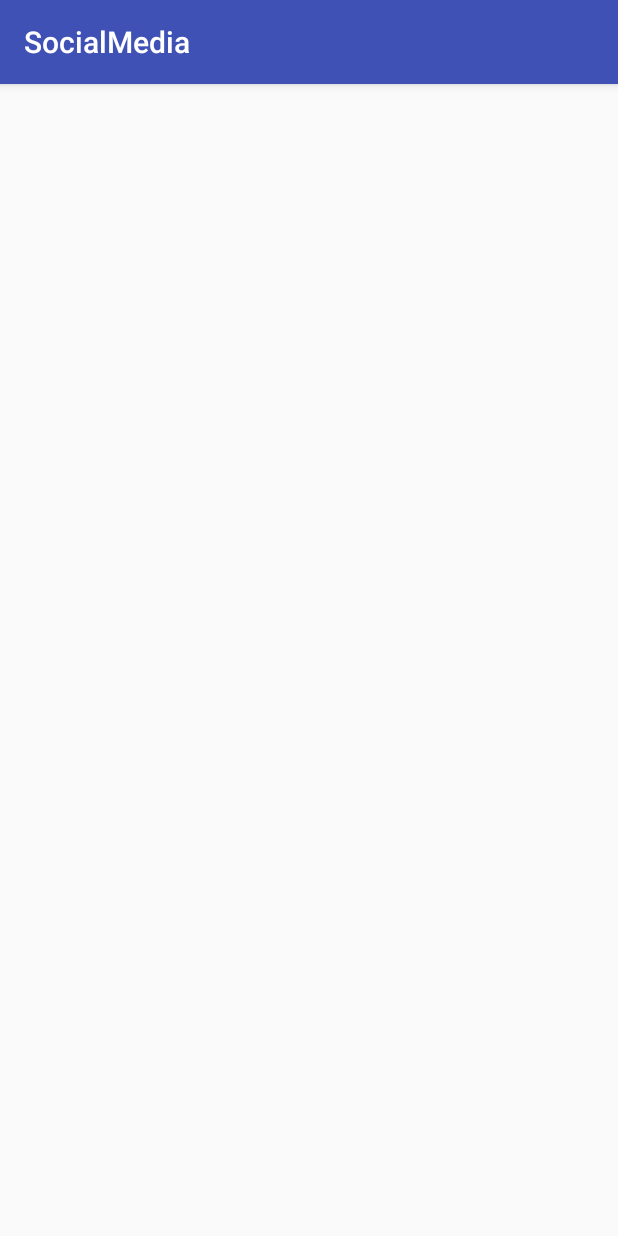
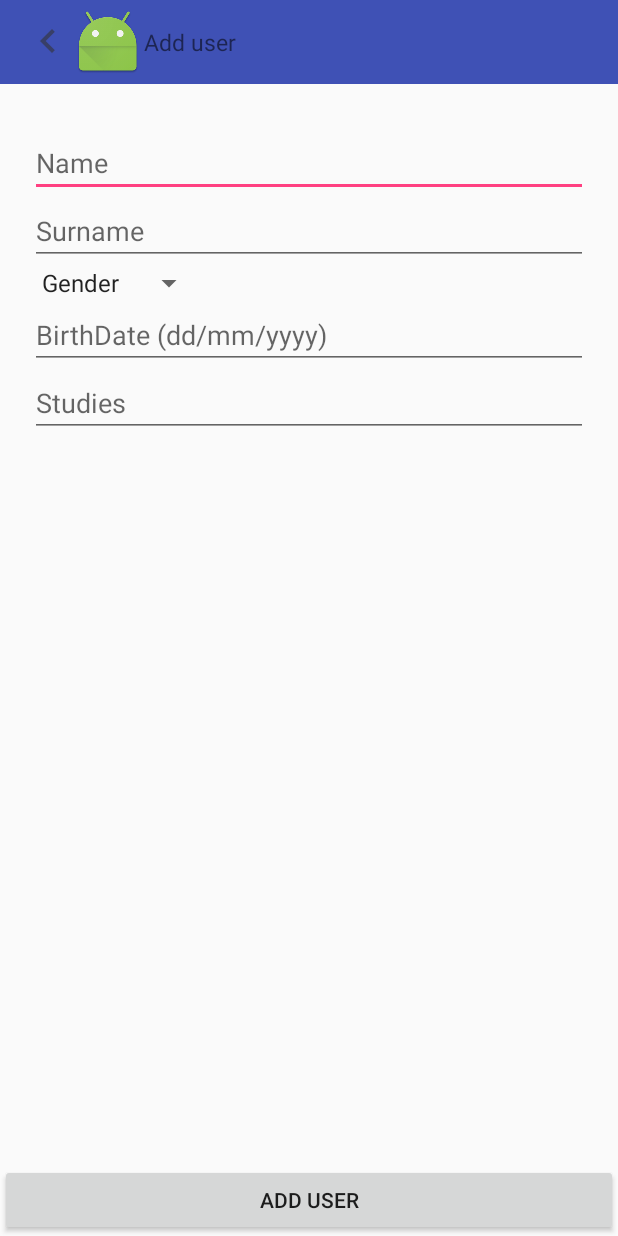
Before and after one commit to EloyLopez/Social_Media, an Android app: the AddUsuarioActivity screen opened directly, with no data from a screen before it, on a phone screen of 412 x 824 dp. Run offline under Robolectric (Android 15) with nearby library versions, the phone set to English and light mode, and no system bars.

Commit message:
add usuario rdy

```diff
--- a/SocialMedia/app/src/main/java/edu/lasalle/ppro2/socialmedia/activities/AddUsuarioActivity.java
+++ b/SocialMedia/app/src/main/java/edu/lasalle/ppro2/socialmedia/activities/AddUsuarioActivity.java
@@ -2,6 +2,7 @@ package edu.lasalle.ppro2.socialmedia.activities;
 
 import android.support.v7.app.AppCompatActivity;
 import android.os.Bundle;
+import android.view.View;
 
 import edu.lasalle.ppro2.socialmedia.R;
 
@@ -11,5 +12,10 @@ public class AddUsuarioActivity extends AppCompatActivity {
     protected void onCreate(Bundle savedInstanceState) {
         super.onCreate(savedInstanceState);
         setContentView(R.layout.activity_add_usuario);
+        getSupportActionBar().hide();
+
+    }
+    public void back_toolBar(View view){
+        onBackPressed();
     }
 }
--- a/SocialMedia/app/src/main/res/layout/activity_add_usuario.xml
+++ b/SocialMedia/app/src/main/res/layout/activity_add_usuario.xml
@@ -1,9 +1,99 @@
 <?xml version="1.0" encoding="utf-8"?>
-<android.support.constraint.ConstraintLayout xmlns:android="http://schemas.android.com/apk/res/android"
+<RelativeLayout
+    xmlns:android="http://schemas.android.com/apk/res/android"
     xmlns:app="http://schemas.android.com/apk/res-auto"
     xmlns:tools="http://schemas.android.com/tools"
     android:layout_width="match_parent"
     android:layout_height="match_parent"
     tools:context="edu.lasalle.ppro2.socialmedia.activities.AddUsuarioActivity">
+    <android.support.v7.widget.Toolbar
+        android:id="@+id/toolBar"
+        android:layout_height="wrap_content"
+        android:layout_width="match_parent"
+        android:background="@color/colorPrimary">
+        <ImageView
+            android:layout_width="wrap_content"
+            android:layout_height="wrap_content"
+            android:src="@drawable/ic_action_name"
+            android:onClick="back_toolBar"/>
+        <LinearLayout
+            android:layout_width="match_parent"
+            android:layout_height="wrap_content"
+            android:orientation="horizontal">
+            <ImageView
+                android:layout_width="wrap_content"
+                android:layout_height="wrap_content"
+                android:src="@mipmap/ic_launcher"/>
+            <RelativeLayout
+                android:layout_width="match_parent"
+                android:layout_height="match_parent">
+                <TextView
+                    android:layout_centerVertical="true"
+                    android:id="@+id/textView"
+                    android:layout_width="wrap_content"
+                    android:layout_height="wrap_content"
+                    android:text="@string/add"
+                    android:textSize="15dp" />
+            </RelativeLayout>
 
-</android.support.constraint.ConstraintLayout>
+
+        </LinearLayout>
+
+    </android.support.v7.widget.Toolbar>
+
+    <ScrollView
+        android:layout_below="@+id/toolBar"
+        android:layout_width="match_parent"
+        android:layout_height="wrap_content"
+        android:layout_marginRight="20dp"
+        android:layout_marginLeft="20dp"
+        android:layout_marginTop="30dp"
+        android:id="@+id/scrollView2">
+        <RelativeLayout
+            android:layout_width="match_parent"
+            android:layout_height="match_parent">
+            <EditText
+                android:layout_width="match_parent"
+                android:layout_height="wrap_content"
+                android:hint="@string/name"
+                android:id="@+id/edit_name"/>
+            <EditText
+                android:layout_below="@id/edit_name"
+                android:layout_width="match_parent"
+                android:layout_height="wrap_content"
+                android:hint="@string/surname"
+                android:id="@+id/edit_surname"/>
+            <Spinner
+                android:layout_width="wrap_content"
+                android:layout_height="wrap_content"
+                android:layout_below="@id/edit_surname"
+                android:id="@+id/spinner"
+                android:entries="@array/spinner"/>
+           <EditText
+               android:layout_width="match_parent"
+               android:layout_height="wrap_content"
+               android:layout_below="@+id/spinner"
+               android:id="@+id/edit_date"
+               android:hint="@string/date"
+               android:inputType="date"/>
+            <EditText
+                android:id="@+id/edit_studies"
+                android:layout_width="match_parent"
+                android:layout_height="wrap_content"
+                android:layout_below="@+id/edit_date"
+                android:hint="@string/studies"
+                android:inputType="textMultiLine" />
+
+
+        </RelativeLayout>
+
+    </ScrollView>
+    <Button
+        android:layout_width="match_parent"
+        android:layout_height="wrap_content"
+        android:layout_alignParentBottom="true"
+        android:text="@string/add"
+        android:id="@+id/button2" />
+
+
+</RelativeLayout>
--- a/SocialMedia/app/src/main/res/layout/activity_list.xml
+++ b/SocialMedia/app/src/main/res/layout/activity_list.xml
@@ -1,9 +1,14 @@
 <?xml version="1.0" encoding="utf-8"?>
-<android.support.constraint.ConstraintLayout xmlns:android="http://schemas.android.com/apk/res/android"
+<RelativeLayout xmlns:android="http://schemas.android.com/apk/res/android"
     xmlns:app="http://schemas.android.com/apk/res-auto"
     xmlns:tools="http://schemas.android.com/tools"
     android:layout_width="match_parent"
     android:layout_height="match_parent"
     tools:context="edu.lasalle.ppro2.socialmedia.activities.ListActivity">
+<ListView
+    android:layout_width="match_parent"
+    android:layout_height="match_parent"
+    android:id="@+id/listView">
 
-</android.support.constraint.ConstraintLayout>
+</ListView>
+</RelativeLayout>
--- a/SocialMedia/app/src/main/res/layout/activity_main.xml
+++ b/SocialMedia/app/src/main/res/layout/activity_main.xml
@@ -11,7 +11,8 @@
         android:layout_width="100dp"
         android:layout_height="100dp"
         android:id="@+id/image_social"
-        android:layout_centerInParent="true"/>
+        android:layout_centerInParent="true"
+        android:src="@mipmap/ic_launcher"/>
     <TextView
         android:layout_below="@id/image_social"
         android:id="@+id/text_social"
--- a/SocialMedia/app/src/main/res/values/strings.xml
+++ b/SocialMedia/app/src/main/res/values/strings.xml
@@ -8,4 +8,14 @@
     <string name="add">Add user</string>
     <string name="list">User list</string>
     <string name="exit">Exit</string>
+    <string name="name">Name</string>
+    <string name="surname">Surname</string>
+    <string name="date">BirthDate (dd/mm/yyyy)</string>
+    <string name="studies">Studies</string>
+    <string-array name="spinner">
+        <item>Gender</item>
+        <item>Male</item>
+        <item>Female</item>
+    </string-array>
+
 </resources>
```
Also changed, not shown: SocialMedia/app/src/main/java/edu/lasalle/ppro2/socialmedia/activities/LoginActivity.java (+1 -16 lines), SocialMedia/app/src/main/res/drawable-hdpi/ic_action_name.png (added), SocialMedia/app/src/main/res/drawable-mdpi/ic_action_name.png (added), SocialMedia/app/src/main/res/drawable-xhdpi/ic_action_name.png (added), SocialMedia/app/src/main/res/drawable-xxhdpi/ic_action_name.png (added).
